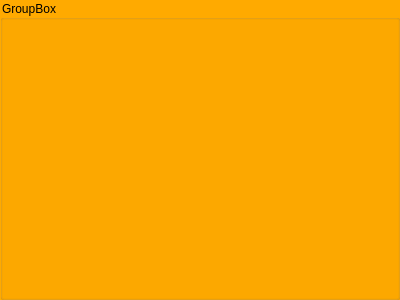
fallinyourshadow/QtOpenGL, file RoadEditor/PropertyWindow.ui: the form before one commit.
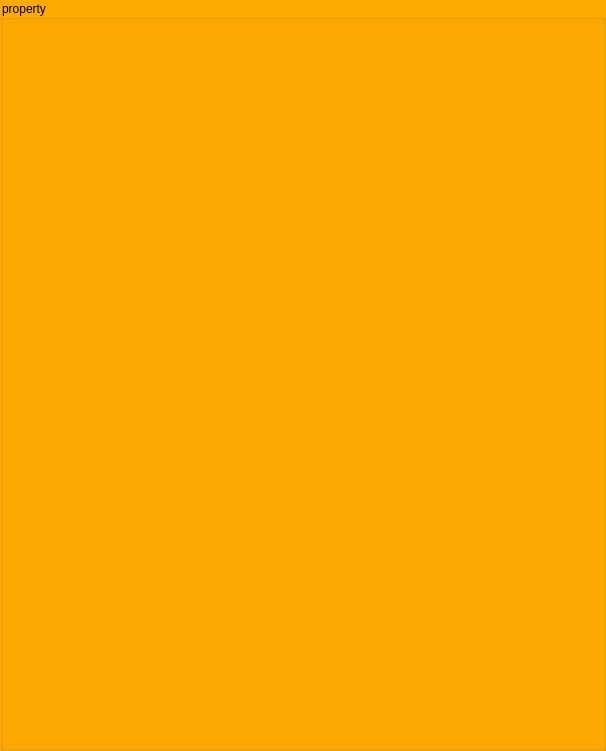
The form after the commit.

```diff
--- a/RoadEditor/PropertyWindow.ui
+++ b/RoadEditor/PropertyWindow.ui
@@ -6,12 +6,12 @@
    <rect>
     <x>0</x>
     <y>0</y>
-    <width>400</width>
-    <height>300</height>
+    <width>606</width>
+    <height>751</height>
    </rect>
   </property>
   <property name="sizePolicy">
-   <sizepolicy hsizetype="Expanding" vsizetype="Expanding">
+   <sizepolicy hsizetype="Fixed" vsizetype="Expanding">
     <horstretch>0</horstretch>
     <verstretch>0</verstretch>
    </sizepolicy>
@@ -41,7 +41,7 @@
    <item>
     <widget class="QGroupBox" name="groupBox">
      <property name="title">
-      <string>GroupBox</string>
+      <string>property</string>
      </property>
     </widget>
    </item>
```
